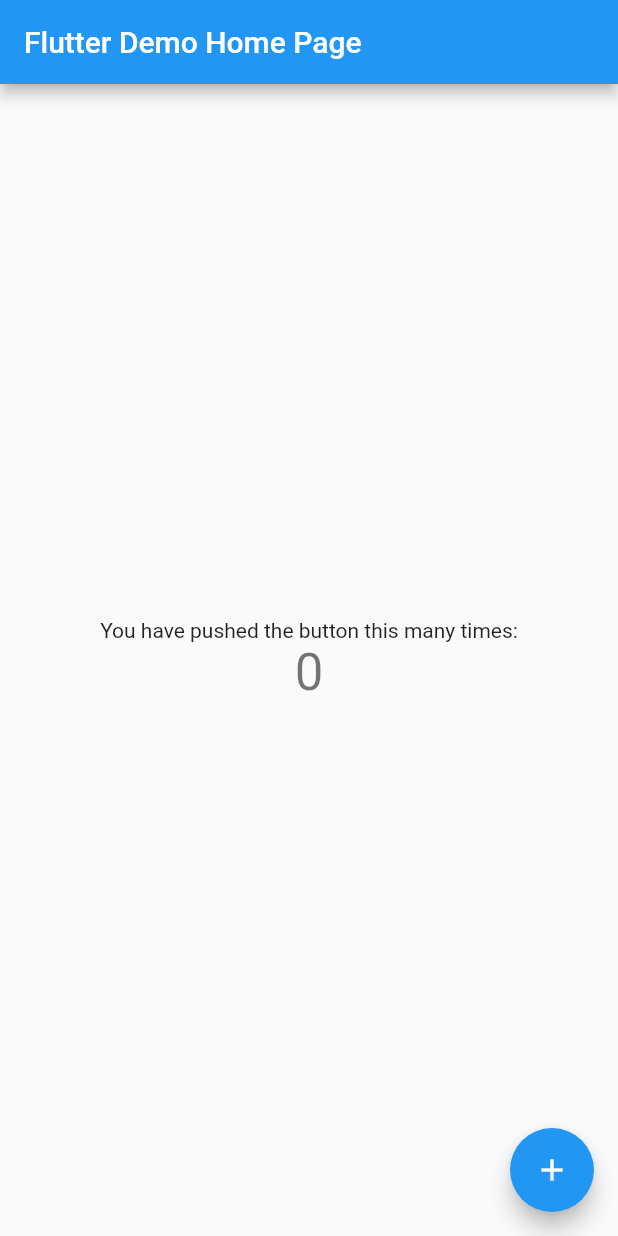
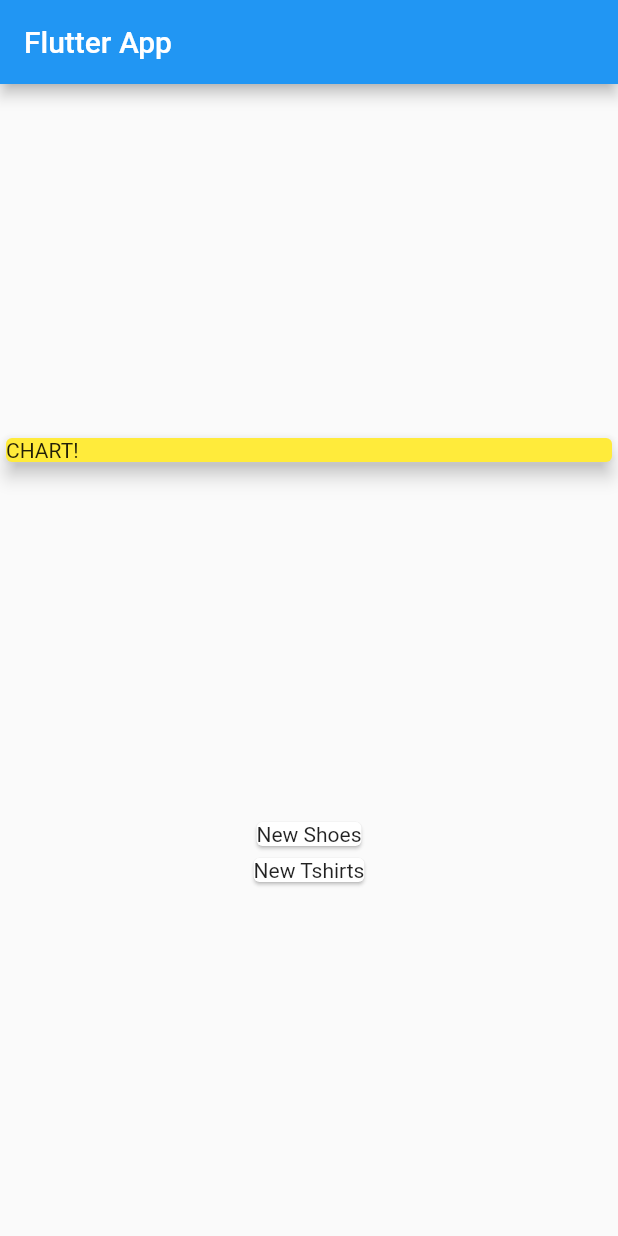
Before and after one commit to Amoghtech/Flutter-made-simple, a Flutter app: the screen it shows after launch, on a phone screen of 412 x 824 dp. Run offline on Flutter 3.47's test engine with Material 2 defaults, Android fonts, the phone set to English and light mode, and no system bars.

Commit message:
Column, Row, MainAxis, CrossAxis,Container,width

```diff
--- a/daily_expenses_app/lib/main.dart
+++ b/daily_expenses_app/lib/main.dart
@@ -1,115 +1,53 @@
 import 'package:flutter/material.dart';
+import './transaction.dart';
 
-void main() {
-  runApp(const MyApp());
-}
+void main() => runApp(MyApp());
 
 class MyApp extends StatelessWidget {
-  const MyApp({Key? key}) : super(key: key);
-
-  // This widget is the root of your application.
   @override
   Widget build(BuildContext context) {
     return MaterialApp(
-      title: 'Flutter Demo',
-      theme: ThemeData(
-        // This is the theme of your application.
-        //
-        // Try running your application with "flutter run". You'll see the
-        // application has a blue toolbar. Then, without quitting the app, try
-        // changing the primarySwatch below to Colors.green and then invoke
-        // "hot reload" (press "r" in the console where you ran "flutter run",
-        // or simply save your changes to "hot reload" in a Flutter IDE).
-        // Notice that the counter didn't reset back to zero; the application
-        // is not restarted.
-        primarySwatch: Colors.blue,
-      ),
-      home: const MyHomePage(title: 'Flutter Demo Home Page'),
+      title: 'Flutter App',
+      home: MyHomePage(),
     );
   }
 }
 
-class MyHomePage extends StatefulWidget {
-  const MyHomePage({Key? key, required this.title}) : super(key: key);
-
-  // This widget is the home page of your application. It is stateful, meaning
-  // that it has a State object (defined below) that contains fields that affect
-  // how it looks.
-
-  // This class is the configuration for the state. It holds the values (in this
-  // case the title) provided by the parent (in this case the App widget) and
-  // used by the build method of the State. Fields in a Widget subclass are
-  // always marked "final".
-
-  final String title;
-
-  @override
-  State<MyHomePage> createState() => _MyHomePageState();
-}
-
-class _MyHomePageState extends State<MyHomePage> {
-  int _counter = 0;
-
-  void _incrementCounter() {
-    setState(() {
-      // This call to setState tells the Flutter framework that something has
-      // changed in this State, which causes it to rerun the build method below
-      // so that the display can reflect the updated values. If we changed
-      // _counter without calling setState(), then the build method would not be
-      // called again, and so nothing would appear to happen.
-      _counter++;
-    });
-  }
+class MyHomePage extends StatelessWidget {
+  final List<Transaction> transactions = [
+    Transaction(
+        id: 't1', title: 'New Shoes', amount: 69.99, date: DateTime.now()),
+    Transaction(
+        id: 't2', title: 'New Tshirts', amount: 45.54, date: DateTime.now())
+  ];
 
   @override
   Widget build(BuildContext context) {
-    // This method is rerun every time setState is called, for instance as done
-    // by the _incrementCounter method above.
-    //
-    // The Flutter framework has been optimized to make rerunning build methods
-    // fast, so that you can just rebuild anything that needs updating rather
-    // than having to individually change instances of widgets.
     return Scaffold(
       appBar: AppBar(
-        // Here we take the value from the MyHomePage object that was created by
-        // the App.build method, and use it to set our appbar title.
-        title: Text(widget.title),
+        title: Text('Flutter App'),
       ),
-      body: Center(
-        // Center is a layout widget. It takes a single child and positions it
-        // in the middle of the parent.
-        child: Column(
-          // Column is also a layout widget. It takes a list of children and
-          // arranges them vertically. By default, it sizes itself to fit its
-          // children horizontally, and tries to be as tall as its parent.
-          //
-          // Invoke "debug painting" (press "p" in the console, choose the
-          // "Toggle Debug Paint" action from the Flutter Inspector in Android
-          // Studio, or the "Toggle Debug Paint" command in Visual Studio Code)
-          // to see the wireframe for each widget.
-          //
-          // Column has various properties to control how it sizes itself and
-          // how it positions its children. Here we use mainAxisAlignment to
-          // center the children vertically; the main axis here is the vertical
-          // axis because Columns are vertical (the cross axis would be
-          // horizontal).
-          mainAxisAlignment: MainAxisAlignment.center,
-          children: <Widget>[
-            const Text(
-              'You have pushed the button this many times:',
+      body: Column(
+        crossAxisAlignment: CrossAxisAlignment.center,
+        mainAxisAlignment: MainAxisAlignment.spaceEvenly,
+        children: <Widget>[
+          Card(
+            color: Colors.yellow,
+            child: Container(
+              child: Text('CHART!'),
+              width: double.infinity,
             ),
-            Text(
-              '$_counter',
-              style: Theme.of(context).textTheme.headline4,
-            ),
-          ],
-        ),
+            elevation: 5,
+          ),
+          Column(
+            children: transactions.map((transaction) {
+              return Card(
+                child: Text(transaction.title),
+              );
+            }).toList(),
+          )
+        ],
       ),
-      floatingActionButton: FloatingActionButton(
-        onPressed: _incrementCounter,
-        tooltip: 'Increment',
-        child: const Icon(Icons.add),
-      ), // This trailing comma makes auto-formatting nicer for build methods.
     );
   }
 }
--- /dev/null
+++ b/daily_expenses_app/lib/transaction.dart
@@ -0,0 +1,13 @@
+import 'package:flutter/foundation.dart';
+
+class Transaction {
+  final String id;
+  final String title;
+  final double amount;
+  final DateTime date;
+  Transaction(
+      {@required this.id,
+      @required this.title,
+      @required this.amount,
+      @required this.date});
+}
--- a/daily_expenses_app/pubspec.yaml
+++ b/daily_expenses_app/pubspec.yaml
@@ -18,7 +18,7 @@ publish_to: 'none' # Remove this line if you wish to publish to pub.dev
 version: 1.0.0+1
 
 environment:
-  sdk: ">=2.12.0 <3.0.0"
+  sdk: ">=2.11.0 <3.0.0"
 
 # Dependencies specify other packages that your package needs in order to work.
 # To automatically upgrade your package dependencies to the latest versions
```
